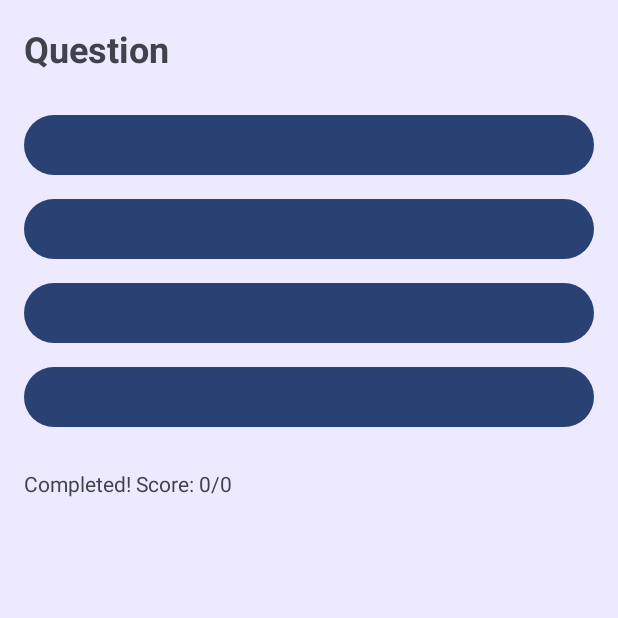
After one commit to Skun01/LearningEnglishApplication, an Android app: the LearnActivity screen opened directly, with no data from a screen before it, on a phone screen of 412 x 824 dp, the top half of it. The commit adds this screen. Run offline under Robolectric (Android 15) with nearby library versions, the phone set to English and light mode, and no system bars.

Commit message:
Add learning game activities and navigation

```diff
--- a/app/src/main/AndroidManifest.xml
+++ b/app/src/main/AndroidManifest.xml
@@ -36,6 +36,9 @@
         <activity android:name=".Profile.ProfileSettingsActivity" />
         <activity android:name=".Vocabulary.VocabularyDetailActivity" />
         <activity android:name=".Achivements.AchievementsActivity" />
+        <activity android:name=".Game.LearnActivity" />
+        <activity android:name=".Game.MatchActivity" />
+        <activity android:name=".Game.TestActivity" />
     </application>
 
 </manifest>
--- a/app/src/main/java/com/example/learningenglishapplication/Data/DataHelper/VocabularyDataHelper.java
+++ b/app/src/main/java/com/example/learningenglishapplication/Data/DataHelper/VocabularyDataHelper.java
@@ -307,6 +307,43 @@ public class VocabularyDataHelper {
     }
 
     /**
+     * Lấy danh sách từ vựng cho một người dùng.
+     * Nếu favoritesOnly = true thì chỉ lấy các từ được đánh dấu yêu thích.
+     */
+    public List<Vocabulary> getVocabulariesForUser(long userId, boolean favoritesOnly) {
+        List<Vocabulary> vocabularyList = new ArrayList<>();
+        SQLiteDatabase db = dbHelper.getReadableDatabase();
+        String selection = DatabaseHelper.COLUMN_VOCAB_USER_ID + "=?";
+        if (favoritesOnly) {
+            selection += " AND " + DatabaseHelper.COLUMN_VOCAB_IS_FAVORITE + "=1";
+        }
+        Cursor cursor = db.query(DatabaseHelper.TABLE_VOCABULARIES, null, selection,
+                new String[]{String.valueOf(userId)}, null, null, null);
+
+        if (cursor.moveToFirst()) {
+            do {
+                long id = cursor.getLong(cursor.getColumnIndexOrThrow(DatabaseHelper.COLUMN_VOCAB_ID));
+                String word = cursor.getString(cursor.getColumnIndexOrThrow(DatabaseHelper.COLUMN_VOCAB_WORD));
+                String meaning = cursor.getString(cursor.getColumnIndexOrThrow(DatabaseHelper.COLUMN_VOCAB_MEANING));
+                String pronunciation = cursor.getString(cursor.getColumnIndexOrThrow(DatabaseHelper.COLUMN_VOCAB_PRONUNCIATION));
+                int isFavorite = cursor.getInt(cursor.getColumnIndexOrThrow(DatabaseHelper.COLUMN_VOCAB_IS_FAVORITE));
+                int learned = cursor.getInt(cursor.getColumnIndexOrThrow(DatabaseHelper.COLUMN_VOCAB_LEARNED));
+                String dateLearned = cursor.getString(cursor.getColumnIndexOrThrow(DatabaseHelper.COLUMN_VOCAB_DATE_LEARNED));
+                String imageUri = cursor.getString(cursor.getColumnIndexOrThrow(DatabaseHelper.COLUMN_VOCAB_IMAGE_URI));
+                String audioUri = cursor.getString(cursor.getColumnIndexOrThrow(DatabaseHelper.COLUMN_VOCAB_AUDIO_URI));
+                int box = cursor.getInt(cursor.getColumnIndexOrThrow(DatabaseHelper.COLUMN_VOCAB_BOX));
+                long nextReview = cursor.getLong(cursor.getColumnIndexOrThrow(DatabaseHelper.COLUMN_VOCAB_NEXT_REVIEW));
+
+                vocabularyList.add(new Vocabulary(id, word, meaning, pronunciation, isFavorite, learned, dateLearned,
+                        imageUri, audioUri, box, nextReview));
+            } while (cursor.moveToNext());
+        }
+        cursor.close();
+        db.close();
+        return vocabularyList;
+    }
+
+    /**
      * Tìm kiếm từ vựng theo từ khóa cho một người dùng.
      * Tìm trong cả cột 'word' và 'meaning'.
      */
--- /dev/null
+++ b/app/src/main/java/com/example/learningenglishapplication/Game/LearnActivity.java
@@ -0,0 +1,112 @@
+package com.example.learningenglishapplication.Game;
+
+import android.content.SharedPreferences;
+import android.os.Bundle;
+import android.view.View;
+import android.widget.Button;
+import android.widget.TextView;
+import android.widget.Toast;
+
+import androidx.appcompat.app.AppCompatActivity;
+
+import com.example.learningenglishapplication.Data.DataHelper.StatisticsDataHelper;
+import com.example.learningenglishapplication.Data.DataHelper.VocabularyDataHelper;
+import com.example.learningenglishapplication.Data.DatabaseHelper;
+import com.example.learningenglishapplication.Data.model.Vocabulary;
+import com.example.learningenglishapplication.R;
+
+import java.util.ArrayList;
+import java.util.Collections;
+import java.util.List;
+
+/**
+ * Activity luyện tập dạng trắc nghiệm nhiều lựa chọn.
+ */
+public class LearnActivity extends AppCompatActivity implements View.OnClickListener {
+
+    private TextView questionText, scoreText;
+    private Button option1, option2, option3, option4;
+    private List<Vocabulary> vocabularyList = new ArrayList<>();
+    private int currentIndex = 0;
+    private int score = 0;
+    private long userId;
+    private StatisticsDataHelper statisticsDataHelper;
+
+    @Override
+    protected void onCreate(Bundle savedInstanceState) {
+        super.onCreate(savedInstanceState);
+        setContentView(R.layout.activity_learn);
+
+        questionText = findViewById(R.id.question_text);
+        scoreText = findViewById(R.id.score_text);
+        option1 = findViewById(R.id.option1);
+        option2 = findViewById(R.id.option2);
+        option3 = findViewById(R.id.option3);
+        option4 = findViewById(R.id.option4);
+
+        option1.setOnClickListener(this);
+        option2.setOnClickListener(this);
+        option3.setOnClickListener(this);
+        option4.setOnClickListener(this);
+
+        SharedPreferences prefs = getSharedPreferences("user_prefs", MODE_PRIVATE);
+        userId = prefs.getLong("userId", -1);
+
+        VocabularyDataHelper vocabularyDataHelper = new VocabularyDataHelper(new DatabaseHelper(this));
+        boolean favoritesOnly = getIntent().getBooleanExtra("FAVORITES_ONLY", false);
+        long categoryId = getIntent().getLongExtra("CATEGORY_ID", -1);
+        if (categoryId != -1) {
+            vocabularyList = vocabularyDataHelper.getVocabulariesAsList(categoryId);
+        } else {
+            vocabularyList = vocabularyDataHelper.getVocabulariesForUser(userId, favoritesOnly);
+        }
+        Collections.shuffle(vocabularyList);
+
+        statisticsDataHelper = new StatisticsDataHelper(this);
+
+        loadNextQuestion();
+    }
+
+    private void loadNextQuestion() {
+        if (currentIndex >= vocabularyList.size()) {
+            showResult();
+            return;
+        }
+        Vocabulary current = vocabularyList.get(currentIndex);
+        questionText.setText(current.getWord());
+
+        List<String> options = new ArrayList<>();
+        options.add(current.getMeaning());
+        for (int i = 1; i < 4; i++) {
+            Vocabulary v = vocabularyList.get((currentIndex + i) % vocabularyList.size());
+            options.add(v.getMeaning());
+        }
+        Collections.shuffle(options);
+        option1.setText(options.get(0));
+        option2.setText(options.get(1));
+        option3.setText(options.get(2));
+        option4.setText(options.get(3));
+        scoreText.setText(getString(R.string.score_format, score, vocabularyList.size()));
+    }
+
+    @Override
+    public void onClick(View v) {
+        Button b = (Button) v;
+        String selected = b.getText().toString();
+        Vocabulary current = vocabularyList.get(currentIndex);
+        if (selected.equals(current.getMeaning())) {
+            score++;
+            statisticsDataHelper.logWordLearned(userId);
+            Toast.makeText(this, R.string.correct, Toast.LENGTH_SHORT).show();
+        } else {
+            Toast.makeText(this, R.string.incorrect, Toast.LENGTH_SHORT).show();
+        }
+        currentIndex++;
+        loadNextQuestion();
+    }
+
+    private void showResult() {
+        String result = getString(R.string.final_score_format, score, vocabularyList.size());
+        scoreText.setText(result);
+    }
+}
--- /dev/null
+++ b/app/src/main/res/layout/activity_learn.xml
@@ -0,0 +1,49 @@
+<?xml version="1.0" encoding="utf-8"?>
+<LinearLayout xmlns:android="http://schemas.android.com/apk/res/android"
+    android:layout_width="match_parent"
+    android:layout_height="match_parent"
+    android:orientation="vertical"
+    android:padding="16dp"
+    android:background="#EDE9FE">
+
+    <TextView
+        android:id="@+id/question_text"
+        android:layout_width="match_parent"
+        android:layout_height="wrap_content"
+        android:text="Question"
+        android:textSize="24sp"
+        android:textStyle="bold"
+        android:layout_marginBottom="16dp" />
+
+    <Button
+        android:id="@+id/option1"
+        android:layout_width="match_parent"
+        android:layout_height="wrap_content"
+        android:layout_marginTop="8dp" />
+
+    <Button
+        android:id="@+id/option2"
+        android:layout_width="match_parent"
+        android:layout_height="wrap_content"
+        android:layout_marginTop="8dp" />
+
+    <Button
+        android:id="@+id/option3"
+        android:layout_width="match_parent"
+        android:layout_height="wrap_content"
+        android:layout_marginTop="8dp" />
+
+    <Button
+        android:id="@+id/option4"
+        android:layout_width="match_parent"
+        android:layout_height="wrap_content"
+        android:layout_marginTop="8dp" />
+
+    <TextView
+        android:id="@+id/score_text"
+        android:layout_width="wrap_content"
+        android:layout_height="wrap_content"
+        android:text="Score"
+        android:layout_marginTop="24dp" />
+
+</LinearLayout>
--- a/app/src/main/res/values/strings.xml
+++ b/app/src/main/res/values/strings.xml
@@ -3,4 +3,10 @@
     <string name="category_progress_label">%1$d/%2$d từ</string>
     <string name="category_progress_percent">%1$d%%</string>
 
+    <string name="score_format">Score: %1$d/%2$d</string>
+    <string name="final_score_format">Completed! Score: %1$d/%2$d</string>
+    <string name="correct">Correct!</string>
+    <string name="incorrect">Incorrect!</string>
+    <string name="correct_answer">Correct answer: %1$s</string>
+
 </resources>
```
Also changed, not shown: app/src/main/java/com/example/learningenglishapplication/Game/MatchActivity.java (added, +121 -0 lines), app/src/main/java/com/example/learningenglishapplication/Game/TestActivity.java (added, +95 -0 lines), app/src/main/java/com/example/learningenglishapplication/Home/HomeActivity.java (+11 -0 lines), app/src/main/res/layout/activity_home.xml (+40 -0 lines), app/src/main/res/layout/activity_match.xml (added, +38 -0 lines), app/src/main/res/layout/activity_test.xml (added, +38 -0 lines).
